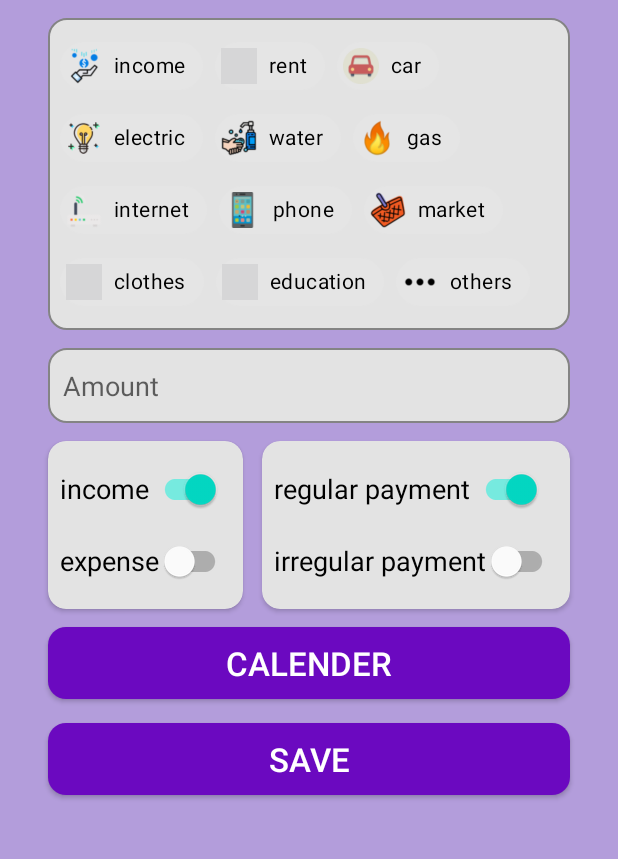
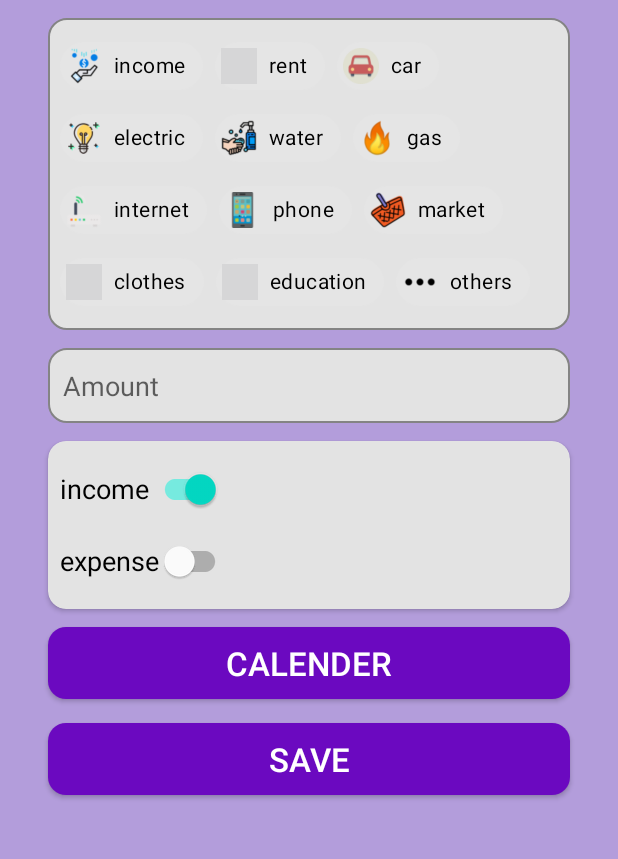
Before and after one commit to umutcansahinn/BudgetApp, an Android app: the HomeFragment screen opened through its navigation route, after a tap on "fab", on a phone screen of 412 x 824 dp, the part 173-1032 px from its top. Run offline under Robolectric (Android 15) with nearby library versions, the phone set to English and light mode, and no system bars; our stand-ins replace Dagger/Hilt's generated code, Firebase (no records; nobody signed in at launch, a user with empty details on screens opened directly), navigation-ui; Roboto replaces fonts that are not available here.

Commit message:
delete budget _regular type

```diff
--- a/app/src/main/java/com/example/paranikontrolet/data/model/Budget.kt
+++ b/app/src/main/java/com/example/paranikontrolet/data/model/Budget.kt
@@ -5,7 +5,6 @@ import java.util.*
 data class Budget(
     val amount: Float,
     val isIncome: Boolean,
-    val isRegular: Boolean,
     val type: String,
     val date: Date
 )
--- a/app/src/main/java/com/example/paranikontrolet/domain/mapper/BudgetMapper.kt
+++ b/app/src/main/java/com/example/paranikontrolet/domain/mapper/BudgetMapper.kt
@@ -14,7 +14,6 @@ class BudgetMapper {
     private fun Budget.toUiModel() = BudgetUiModel(
         amount = getAmount(),
         isIncome = getIncome(),
-        isRegular = getIsRegular(),
         type = getType(),
         date = getDate(),
         icon = getIcon(),
@@ -26,7 +25,6 @@ class BudgetMapper {
 
     private fun Budget.getAmount() = amount
     private fun Budget.getIncome() = isIncome
-    private fun Budget.getIsRegular() = isRegular
     private fun Budget.getType() = type
     private fun Budget.getDate() = date
     private fun Budget.getIcon() = when(type) {
--- a/app/src/main/java/com/example/paranikontrolet/domain/repository/FirebaseFirestoreDatabase.kt
+++ b/app/src/main/java/com/example/paranikontrolet/domain/repository/FirebaseFirestoreDatabase.kt
@@ -13,12 +13,7 @@ interface FirebaseFirestoreDatabase {
     )
 
     suspend fun saveBudget(
-        amount: Float,
-        isIncome: Boolean,
-        isRegular: Boolean,
-        type: String,
-        date: Date,
-        currentUserId: String
+        hashMap: HashMap<String,Any>
     )
     suspend fun getBudgetDocuments(userId: String): QuerySnapshot
 
--- a/app/src/main/java/com/example/paranikontrolet/domain/ui_model/BudgetUiModel.kt
+++ b/app/src/main/java/com/example/paranikontrolet/domain/ui_model/BudgetUiModel.kt
@@ -5,7 +5,6 @@ import java.util.*
 data class BudgetUiModel(
     val amount: Float,
     val isIncome: Boolean,
-    val isRegular: Boolean,
     val type: String,
     val date: Date,
     val icon: Int,
--- a/app/src/main/java/com/example/paranikontrolet/domain/usecase/firebase_firestore_usecase/GetBudgetFromFirestoreUseCase.kt
+++ b/app/src/main/java/com/example/paranikontrolet/domain/usecase/firebase_firestore_usecase/GetBudgetFromFirestoreUseCase.kt
@@ -24,7 +24,6 @@ class GetBudgetFromFirestoreUseCase @Inject constructor(
                 val budget = Budget(
                     amount = it.get(Constants.AMOUNT).toString().toFloat(),
                     isIncome = it.get(Constants.IS_INCOME).toString().toBoolean(),
-                    isRegular = it.get(Constants.IS_REGULAR).toString().toBoolean(),
                     type = it.get(Constants.TYPE).toString(),
                     date = Date(it.get(Constants.DATE).toString().toLong())
                 ).run {
--- a/app/src/main/java/com/example/paranikontrolet/ui/add_budget/AddBudgetFragment.kt
+++ b/app/src/main/java/com/example/paranikontrolet/ui/add_budget/AddBudgetFragment.kt
@@ -25,7 +25,6 @@ class AddBudgetFragment : BaseFragment() {
 
     private var amount: Float? = null
     private var isIncome: Boolean? = null
-    private var isRegular: Boolean? = null
     private var type: String? = null
     private var selectedDate: Date? = null
 
@@ -71,12 +70,6 @@ class AddBudgetFragment : BaseFragment() {
         binding.switchExpense.setOnClickListener {
             binding.switchIncome.isChecked = !binding.switchIncome.isChecked
         }
-        binding.switchRegular.setOnClickListener {
-            binding.switchNotRegular.isChecked = !binding.switchNotRegular.isChecked
-        }
-        binding.switchNotRegular.setOnClickListener {
-            binding.switchRegular.isChecked = !binding.switchRegular.isChecked
-        }
 
         binding.buttonCalender.setOnClickListener {
             val datePicker =
@@ -106,18 +99,15 @@ class AddBudgetFragment : BaseFragment() {
 
             amount = binding.editTextAmount.text.toString().toFloatOrNull()
             isIncome = binding.switchIncome.isChecked
-            isRegular = binding.switchRegular.isChecked
 
             viewModel.addBudget(
                 amount = amount,
                 isIncome = isIncome,
-                isRegular = isRegular,
                 type = type,
                 date = selectedDate
             )
             findNavController().popBackStack()
         }
-
 
         bottomNavigationViewVisibility = View.GONE
         toolbarVisibility = true
--- a/app/src/main/java/com/example/paranikontrolet/ui/add_budget/AddBudgetViewModel.kt
+++ b/app/src/main/java/com/example/paranikontrolet/ui/add_budget/AddBudgetViewModel.kt
@@ -15,13 +15,12 @@ class AddBudgetViewModel @Inject constructor(
     private val authUseCase: AuthUseCase
 ): ViewModel() {
 
-    fun addBudget(amount: Float?,isIncome: Boolean?,isRegular: Boolean?,type: String?,date: Date?) {
+    fun addBudget(amount: Float?,isIncome: Boolean?,type: String?,date: Date?) {
         viewModelScope.launch {
             val currentUser = authUseCase.getCurrentUserInfoUseCase()
             firestoreUseCase.saveBudgetUseCase(
                 amount = amount,
                 isIncome = isIncome,
-                isRegular = isRegular,
                 type = type,
                 date = date,
                 currentUserId = currentUser?.uid
--- a/app/src/main/java/com/example/paranikontrolet/ui/calendar/CalendarFragment.kt
+++ b/app/src/main/java/com/example/paranikontrolet/ui/calendar/CalendarFragment.kt
@@ -5,15 +5,12 @@ import android.view.LayoutInflater
 import android.view.View
 import android.view.ViewGroup
 import androidx.fragment.app.viewModels
-import androidx.recyclerview.widget.GridLayoutManager
 import androidx.recyclerview.widget.LinearLayoutManager
-import androidx.recyclerview.widget.StaggeredGridLayoutManager
 import com.applandeo.materialcalendarview.EventDay
 import com.example.paranikontrolet.databinding.FragmentCalendarBinding
 import com.example.paranikontrolet.domain.ui_model.BudgetUiModel
 import com.example.paranikontrolet.ui.base.BaseFragment
 import com.example.paranikontrolet.ui.calendar.adapter.CalendarListAdapter
-import com.example.paranikontrolet.ui.home.adapter.BudgetListAdapter
 import com.example.paranikontrolet.utils.Resource
 import dagger.hilt.android.AndroidEntryPoint
 import java.util.*
--- a/app/src/main/java/com/example/paranikontrolet/ui/calendar/adapter/CalendarListAdapter.kt
+++ b/app/src/main/java/com/example/paranikontrolet/ui/calendar/adapter/CalendarListAdapter.kt
@@ -6,8 +6,6 @@ import android.view.ViewGroup
 import androidx.recyclerview.widget.RecyclerView
 import com.example.paranikontrolet.databinding.ItemCalendarRecyclerviewBinding
 import com.example.paranikontrolet.domain.ui_model.BudgetUiModel
-import com.example.paranikontrolet.utils.Constants
-import com.example.paranikontrolet.utils.toFormat
 
 class CalendarListAdapter : RecyclerView.Adapter<CalendarListAdapter.ViewHolder>() {
 
--- a/app/src/main/res/layout/fragment_add_budget.xml
+++ b/app/src/main/res/layout/fragment_add_budget.xml
@@ -194,10 +194,11 @@
 
     <androidx.cardview.widget.CardView
         android:id="@+id/cardView"
-        android:layout_width="wrap_content"
+        android:layout_width="match_parent"
         android:layout_height="wrap_content"
         android:layout_marginTop="12dp"
         android:layout_marginLeft="32dp"
+        android:layout_marginRight="32dp"
         app:cardCornerRadius="12dp"
         app:cardBackgroundColor="#e3e3e3"
         app:layout_constraintLeft_toLeftOf="parent"
@@ -232,45 +233,6 @@
         </androidx.constraintlayout.widget.ConstraintLayout>
     </androidx.cardview.widget.CardView>
 
-    <androidx.cardview.widget.CardView
-        android:id="@+id/cardView2"
-        android:layout_width="wrap_content"
-        android:layout_height="wrap_content"
-        android:layout_marginTop="12dp"
-        android:layout_marginRight="32dp"
-        app:cardCornerRadius="12dp"
-        app:cardBackgroundColor="#e3e3e3"
-        app:layout_constraintRight_toRightOf="parent"
-        app:layout_constraintTop_toBottomOf="@+id/editTextAmount">
-
-        <androidx.constraintlayout.widget.ConstraintLayout
-            android:layout_width="match_parent"
-            android:layout_height="match_parent"
-            android:padding="8dp">
-
-            <com.google.android.material.switchmaterial.SwitchMaterial
-                android:id="@+id/switchRegular"
-                android:layout_width="wrap_content"
-                android:layout_height="wrap_content"
-                android:checked="true"
-                android:text="@string/regular_payment"
-                android:textSize="18sp"
-                app:layout_constraintLeft_toLeftOf="parent"
-                app:layout_constraintTop_toTopOf="parent">
-            </com.google.android.material.switchmaterial.SwitchMaterial>
-
-            <com.google.android.material.switchmaterial.SwitchMaterial
-                android:id="@+id/switchNotRegular"
-                android:layout_width="wrap_content"
-                android:layout_height="wrap_content"
-                android:checked="false"
-                android:text="@string/irregular_payment"
-                android:textSize="18sp"
-                app:layout_constraintTop_toBottomOf="@+id/switchRegular"
-                app:layout_constraintLeft_toLeftOf="parent">
-            </com.google.android.material.switchmaterial.SwitchMaterial>
-        </androidx.constraintlayout.widget.ConstraintLayout>
-    </androidx.cardview.widget.CardView>
 
 
     <androidx.appcompat.widget.AppCompatButton
```
Also changed, not shown: app/src/main/java/com/example/paranikontrolet/data/repository/FirebaseFirestoreDatabaseImpl.kt (+2 -18 lines), app/src/main/java/com/example/paranikontrolet/domain/usecase/firebase_firestore_usecase/SaveBudgetUseCase.kt (+8 -11 lines), app/src/main/java/com/example/paranikontrolet/ui/chart/ChartFragment.kt (+1 -6 lines).
